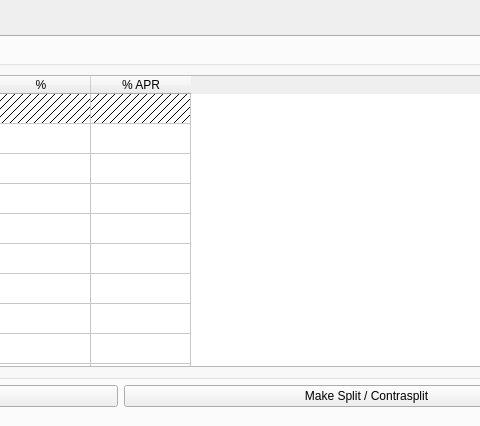
Old version of the form ui/frmProductReport.ui in the repository turulomio/xulpymoney; both pictures show x 414 to 894 and y 0 to 426 of the 1045 by 768 pixel window.
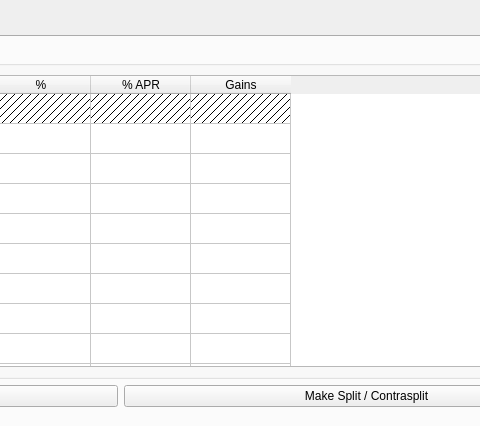
New version of the form. The open tabs and pages were chosen to show the change. Icons and pictures are not drawn. Custom widgets are drawn as their Qt base class.

Commit message: frmProductReport now shows gains of the selected product

Diff of the .ui file:
```diff
--- a/ui/frmProductReport.ui
+++ b/ui/frmProductReport.ui
@@ -793,6 +793,11 @@
                   <string>% APR</string>
                  </property>
                 </column>
+                <column>
+                 <property name="text">
+                  <string>Gains</string>
+                 </property>
+                </column>
                 <item row="0" column="0">
                  <property name="text">
                   <string/>
@@ -831,6 +836,17 @@
                   </brush>
                  </property>
                 </item>
+                <item row="0" column="4">
+                 <property name="background">
+                  <brush brushstyle="BDiagPattern">
+                   <color alpha="255">
+                    <red>0</red>
+                    <green>0</green>
+                    <blue>0</blue>
+                   </color>
+                  </brush>
+                 </property>
+                </item>
                </widget>
               </item>
              </layout>
```
Left out of the diff: 4 changed lines with no effect on the pictures. The commit also changes 6 other files.
